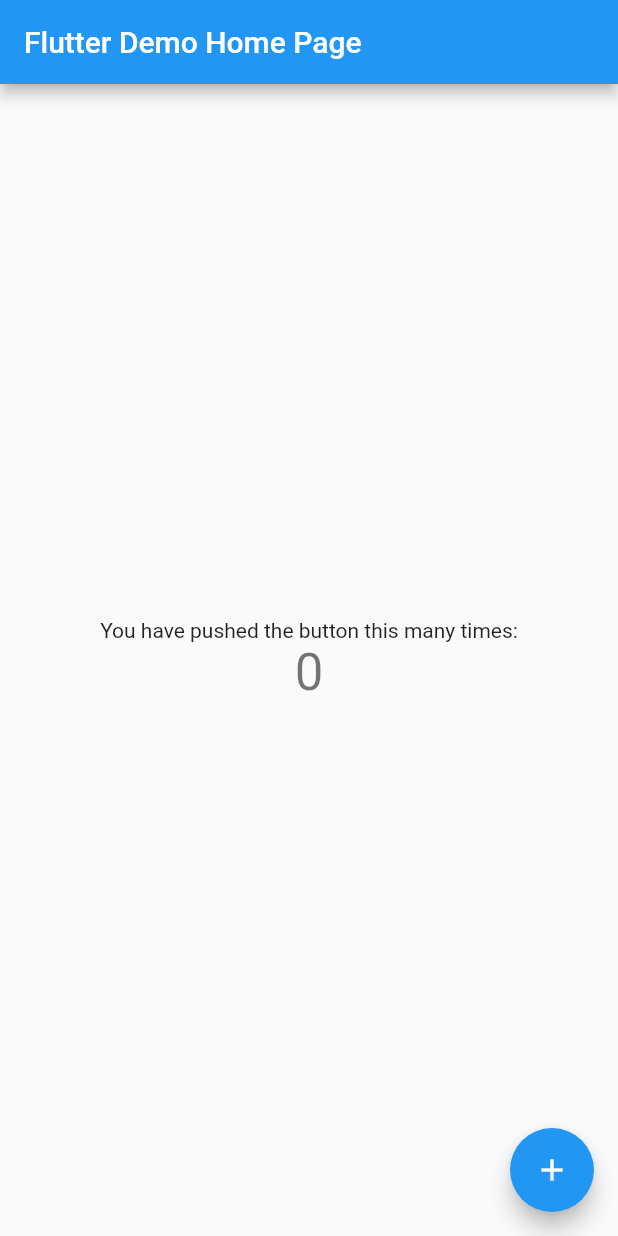
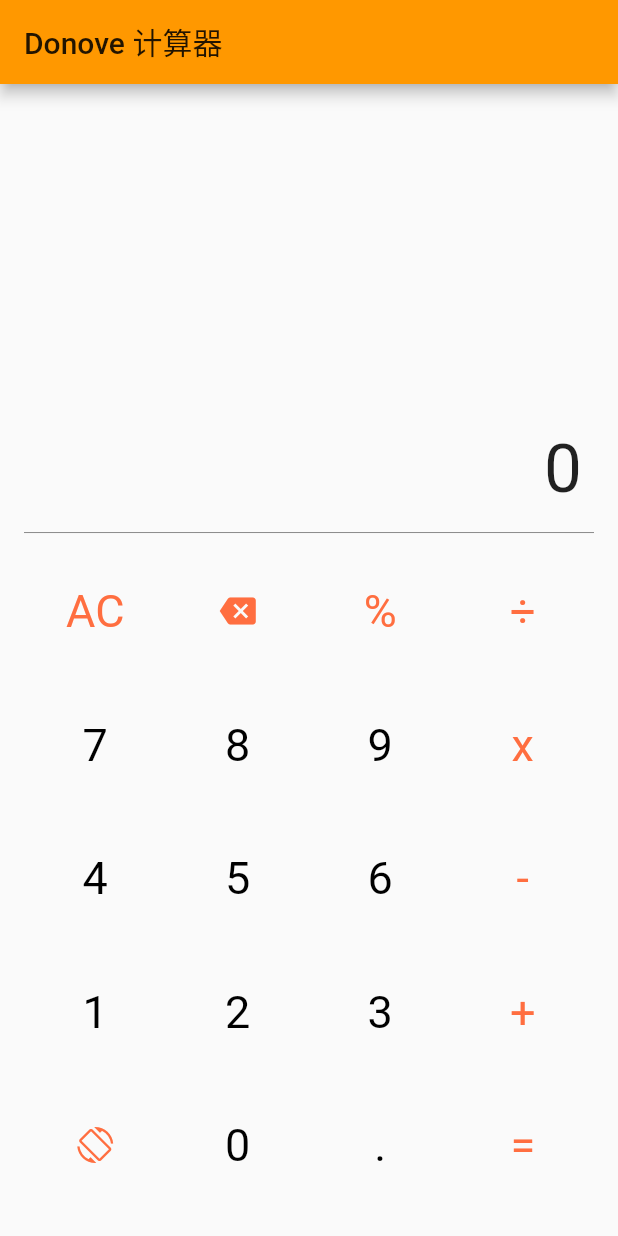
Before and after one commit to Donove-dev/calculator, a Flutter app: the screen it shows after launch, on a phone screen of 412 x 824 dp. Run offline on Flutter 3.47's test engine with Material 2 defaults, Android fonts, the phone set to English and light mode, and no system bars.

Commit message:
feat: 构建计算器的基础页面

```diff
--- a/lib/main.dart
+++ b/lib/main.dart
@@ -3,109 +3,172 @@ import 'package:flutter/material.dart';
 void main() => runApp(MyApp());
 
 class MyApp extends StatelessWidget {
-  // This widget is the root of your application.
   @override
   Widget build(BuildContext context) {
     return MaterialApp(
-      title: 'Flutter Demo',
-      theme: ThemeData(
-        // This is the theme of your application.
-        //
-        // Try running your application with "flutter run". You'll see the
-        // application has a blue toolbar. Then, without quitting the app, try
-        // changing the primarySwatch below to Colors.green and then invoke
-        // "hot reload" (press "r" in the console where you ran "flutter run",
-        // or simply save your changes to "hot reload" in a Flutter IDE).
-        // Notice that the counter didn't reset back to zero; the application
-        // is not restarted.
-        primarySwatch: Colors.blue,
-      ),
-      home: MyHomePage(title: 'Flutter Demo Home Page'),
+      title: 'Donove Calculator',
+      theme: ThemeData(primarySwatch: Colors.orange),
+      home: CalcPage(),
     );
   }
 }
 
-class MyHomePage extends StatefulWidget {
-  MyHomePage({Key key, this.title}) : super(key: key);
-
-  // This widget is the home page of your application. It is stateful, meaning
-  // that it has a State object (defined below) that contains fields that affect
-  // how it looks.
-
-  // This class is the configuration for the state. It holds the values (in this
-  // case the title) provided by the parent (in this case the App widget) and
-  // used by the build method of the State. Fields in a Widget subclass are
-  // always marked "final".
-
-  final String title;
-
+///
+/// 四则运算页
+class CalcPage extends StatefulWidget {
   @override
-  _MyHomePageState createState() => _MyHomePageState();
+  _CalcPageState createState() => _CalcPageState();
 }
 
-class _MyHomePageState extends State<MyHomePage> {
-  int _counter = 0;
+class _CalcPageState extends State<CalcPage> {
+  @override
+  Widget build(BuildContext context) {
+    return Scaffold(
+      appBar: AppBar(title: Text('Donove 计算器')),
+      body: Center(
+        child: Padding(
+          padding: EdgeInsets.all(16),
+          child: Column(
+            mainAxisAlignment: MainAxisAlignment.center,
+            children: <Widget>[
+              Expanded(
+                  // 所占据空间的比重, 这里是382/(382+618),即占据 38.2%的高度
+                  flex: 382,
+                  child: Column(children: <Widget>[
+                    // 历史结果
+                    Expanded(child: HistoryDisplay()),
+                    // 计算表达式
+                    ExpressDisplay(),
+                  ])),
+              // 分割线
+              Divider(color: Colors.black45),
+              Expanded(flex: 618, child: Keyboard()),
+            ],
+          ),
+        ),
+      ),
+    );
+  }
+}
 
-  void _incrementCounter() {
-    setState(() {
-      // This call to setState tells the Flutter framework that something has
-      // changed in this State, which causes it to rerun the build method below
-      // so that the display can reflect the updated values. If we changed
-      // _counter without calling setState(), then the build method would not be
-      // called again, and so nothing would appear to happen.
-      _counter++;
-    });
+///
+/// 历史结果区
+class HistoryDisplay extends StatefulWidget {
+  @override
+  State<StatefulWidget> createState() => _HistoryDisplayState();
+}
+
+class _HistoryDisplayState extends State<HistoryDisplay> {
+  @override
+  Widget build(BuildContext context) => ListView(
+        children: <Widget>[],
+      );
+}
+
+///
+/// 表达式区
+class ExpressDisplay extends StatefulWidget {
+  @override
+  State<StatefulWidget> createState() => _ExpressDisplayState();
+}
+
+class _ExpressDisplayState extends State<ExpressDisplay> {
+  @override
+  Widget build(BuildContext context) {
+    return Padding(
+      padding: const EdgeInsets.all(8.0),
+      child: Row(
+        mainAxisAlignment: MainAxisAlignment.end,
+        children: <Widget>[
+          Text("0", style: TextStyle(fontSize: 45)),
+        ],
+      ),
+    );
   }
+}
+
+///
+/// 按键区
+class Keyboard extends StatefulWidget {
+  @override
+  State<StatefulWidget> createState() {
+    return _KeyBoardState();
+  }
+}
+
+class _KeyBoardState extends State<Keyboard> {
+  static const List<CalcKey> keys = [
+    CalcKey(code: 'AC', color: Colors.deepOrangeAccent),
+    CalcKey(
+        code: 'del',
+        icon: Icon(Icons.backspace, color: Colors.deepOrangeAccent)),
+    CalcKey(code: '%', color: Colors.deepOrangeAccent),
+    CalcKey(code: '÷', color: Colors.deepOrangeAccent),
+    //
+    CalcKey(code: '7'),
+    CalcKey(code: '8'),
+    CalcKey(code: '9'),
+    CalcKey(code: 'x', color: Colors.deepOrangeAccent),
+    //
+    CalcKey(code: '4'),
+    CalcKey(code: '5'),
+    CalcKey(code: '6'),
+    CalcKey(code: '-', color: Colors.deepOrangeAccent),
+    //
+    CalcKey(code: '1'),
+    CalcKey(code: '2'),
+    CalcKey(code: '3'),
+    CalcKey(code: '+', color: Colors.deepOrangeAccent),
+    //
+    CalcKey(
+      code: 'rotation',
+      icon: Icon(Icons.screen_rotation, color: Colors.deepOrangeAccent),
+    ),
+    CalcKey(code: '0'),
+    CalcKey(code: '.'),
+    CalcKey(code: '=', color: Colors.deepOrangeAccent),
+  ];
 
   @override
   Widget build(BuildContext context) {
-    // This method is rerun every time setState is called, for instance as done
-    // by the _incrementCounter method above.
-    //
-    // The Flutter framework has been optimized to make rerunning build methods
-    // fast, so that you can just rebuild anything that needs updating rather
-    // than having to individually change instances of widgets.
-    return Scaffold(
-      appBar: AppBar(
-        // Here we take the value from the MyHomePage object that was created by
-        // the App.build method, and use it to set our appbar title.
-        title: Text(widget.title),
-      ),
-      body: Center(
-        // Center is a layout widget. It takes a single child and positions it
-        // in the middle of the parent.
-        child: Column(
-          // Column is also a layout widget. It takes a list of children and
-          // arranges them vertically. By default, it sizes itself to fit its
-          // children horizontally, and tries to be as tall as its parent.
-          //
-          // Invoke "debug painting" (press "p" in the console, choose the
-          // "Toggle Debug Paint" action from the Flutter Inspector in Android
-          // Studio, or the "Toggle Debug Paint" command in Visual Studio Code)
-          // to see the wireframe for each widget.
-          //
-          // Column has various properties to control how it sizes itself and
-          // how it positions its children. Here we use mainAxisAlignment to
-          // center the children vertically; the main axis here is the vertical
-          // axis because Columns are vertical (the cross axis would be
-          // horizontal).
-          mainAxisAlignment: MainAxisAlignment.center,
-          children: <Widget>[
-            Text(
-              'You have pushed the button this many times:',
-            ),
-            Text(
-              '$_counter',
-              style: Theme.of(context).textTheme.display1,
-            ),
-          ],
-        ),
-      ),
-      floatingActionButton: FloatingActionButton(
-        onPressed: _incrementCounter,
-        tooltip: 'Increment',
-        child: Icon(Icons.add),
-      ), // This trailing comma makes auto-formatting nicer for build methods.
+    return Wrap(
+      direction: Axis.horizontal,
+      alignment: WrapAlignment.spaceAround,
+      runAlignment: WrapAlignment.spaceAround,
+      children: keys,
     );
   }
 }
+
+///
+/// 按键 Widget
+class CalcKey extends StatelessWidget {
+  final String code;
+  final Icon icon;
+  final Color color;
+
+  const CalcKey({Key key, this.code, this.icon, this.color: Colors.black})
+      : super(key: key);
+
+  // FractionallySizedBox 可以指定控件占父控件大小的百分比, 下面的0.25即占父控件宽度的25%
+  @override
+  Widget build(BuildContext context) => FractionallySizedBox(
+        widthFactor: 0.25,
+        child: icon != null
+            ? IconButton(
+                onPressed: () {
+                  // todo 点击事件
+                },
+                icon: icon)
+            : FlatButton(
+                child: Text(
+                  '$code',
+                  style: TextStyle(
+                      color: color, fontSize: 30, fontWeight: FontWeight.w400),
+                ),
+                onPressed: () {
+                  //todo 点击事件
+                },
+              ),
+      );
+}
```
Also changed, not shown: 1 other file.
